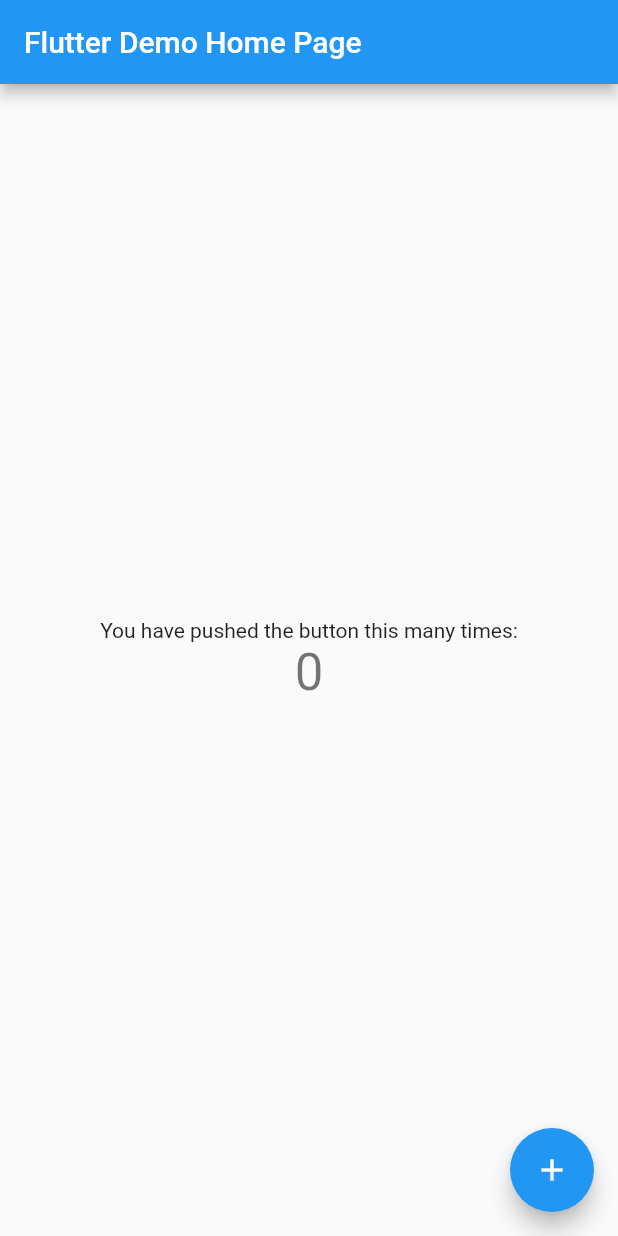
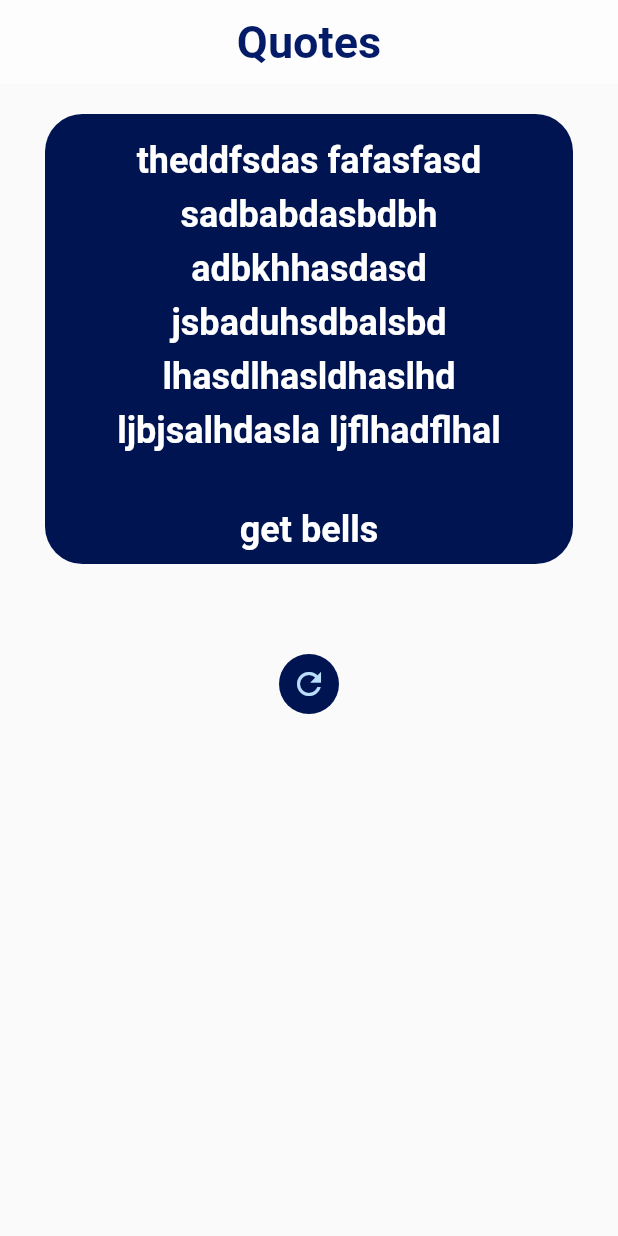
Before and after one commit to ahmedfikry24/Quotes-App, a Flutter app: the screen it shows after launch, on a phone screen of 412 x 824 dp. Run offline on Flutter 3.47's test engine with Material 2 defaults, Android fonts, the phone set to English and light mode, and no system bars; our stand-ins replace bloc, equatable; Roboto replaces fonts that are missing (cairo).

Commit message:
create presentation layer

```diff
--- /dev/null
+++ b/lib/config/app_theme.dart
@@ -0,0 +1,25 @@
+import 'package:flutter/material.dart';
+
+class AppTheme {
+  static ThemeData lightTheme = ThemeData(
+    appBarTheme: const AppBarTheme(
+      elevation: 0,
+      centerTitle: true,
+      titleTextStyle: TextStyle(
+        color: Color(0xFF041B68),
+        fontSize: 30,
+        fontFamily: 'cairo',
+        fontWeight: FontWeight.bold,
+      ),
+      backgroundColor: Colors.white54,
+    ),
+    textTheme: const TextTheme(
+      bodyText1: TextStyle(
+        color: Colors.white,
+        fontFamily: 'cairo',
+        fontSize: 24,
+        fontWeight: FontWeight.bold,
+      ),
+    ),
+  );
+}
--- /dev/null
+++ b/lib/features/random_qoutes/presentation/screens/home_page.dart
@@ -0,0 +1,68 @@
+import 'package:flutter/material.dart';
+
+class HomePage extends StatelessWidget {
+  const HomePage({super.key});
+
+  @override
+  Widget build(BuildContext context) {
+    return Scaffold(
+      appBar: AppBar(
+        title: const Text('Quotes'),
+      ),
+      body: Column(
+        children: [
+          Container(
+            height: 300,
+            width: double.infinity,
+            margin: const EdgeInsets.symmetric(horizontal: 30, vertical: 20),
+            decoration: const BoxDecoration(
+              color: Color(0xFF011452),
+              borderRadius: BorderRadius.all(Radius.circular(25)),
+            ),
+            child: Column(
+              crossAxisAlignment: CrossAxisAlignment.center,
+              children: [
+                Container(
+                  margin:
+                      const EdgeInsets.symmetric(vertical: 10, horizontal: 10),
+                  child: Text(
+                    'theddfsdas fafasfasd sadbabdasbdbh adbkhhasdasd jsbaduhsdbalsbd lhasdlhasldhaslhd ljbjsalhdasla ljflhadflhal ',
+                    style: Theme.of(context)
+                        .textTheme
+                        .bodyText1
+                        ?.copyWith(height: 1.5),
+                    textAlign: TextAlign.center,
+                  ),
+                ),
+                Container(
+                  margin:
+                      const EdgeInsets.symmetric(horizontal: 10, vertical: 20),
+                  child: Text(
+                    'get bells',
+                    style: Theme.of(context)
+                        .textTheme
+                        .bodyText1
+                        ?.copyWith(height: 1.5),
+                    textAlign: TextAlign.center,
+                  ),
+                ),
+              ],
+            ),
+          ),
+          Container(
+            margin: const EdgeInsets.symmetric(vertical: 40),
+            decoration: const BoxDecoration(
+              borderRadius: BorderRadius.all(Radius.circular(25)),
+            ),
+            child: CircleAvatar(
+              backgroundColor: const Color(0xFF011452),
+              radius: 20,
+              child:
+                  IconButton(onPressed: () {}, icon: const Icon(Icons.refresh)),
+            ),
+          ),
+        ],
+      ),
+    );
+  }
+}
--- a/lib/main.dart
+++ b/lib/main.dart
@@ -1,4 +1,6 @@
 import 'package:flutter/material.dart';
+import 'package:quotes_app/config/app_theme.dart';
+import 'package:quotes_app/features/random_qoutes/presentation/screens/home_page.dart';
 
 void main() {
   runApp(const MyApp());
@@ -7,91 +9,13 @@ void main() {
 class MyApp extends StatelessWidget {
   const MyApp({super.key});
 
-  // This widget is the root of your application.
   @override
   Widget build(BuildContext context) {
     return MaterialApp(
       title: 'Flutter Demo',
-      theme: ThemeData(
-        primarySwatch: Colors.blue,
-      ),
-      home: const MyHomePage(title: 'Flutter Demo Home Page'),
+      debugShowCheckedModeBanner: false,
+      theme: AppTheme.lightTheme,
+      home: const HomePage(),
     );
   }
 }
-
-class MyHomePage extends StatefulWidget {
-  const MyHomePage({super.key, required this.title});
-
-  final String title;
-
-  @override
-  State<MyHomePage> createState() => _MyHomePageState();
-}
-
-class _MyHomePageState extends State<MyHomePage> {
-  int _counter = 0;
-
-  void _incrementCounter() {
-    setState(() {
-      // This call to setState tells the Flutter framework that something has
-      // changed in this State, which causes it to rerun the build method below
-      // so that the display can reflect the updated values. If we changed
-      // _counter without calling setState(), then the build method would not be
-      // called again, and so nothing would appear to happen.
-      _counter++;
-    });
-  }
-
-  @override
-  Widget build(BuildContext context) {
-    // This method is rerun every time setState is called, for instance as done
-    // by the _incrementCounter method above.
-    //
-    // The Flutter framework has been optimized to make rerunning build methods
-    // fast, so that you can just rebuild anything that needs updating rather
-    // than having to individually change instances of widgets.
-    return Scaffold(
-      appBar: AppBar(
-        // Here we take the value from the MyHomePage object that was created by
-        // the App.build method, and use it to set our appbar title.
-        title: Text(widget.title),
-      ),
-      body: Center(
-        // Center is a layout widget. It takes a single child and positions it
-        // in the middle of the parent.
-        child: Column(
-          // Column is also a layout widget. It takes a list of children and
-          // arranges them vertically. By default, it sizes itself to fit its
-          // children horizontally, and tries to be as tall as its parent.
-          //
-          // Invoke "debug painting" (press "p" in the console, choose the
-          // "Toggle Debug Paint" action from the Flutter Inspector in Android
-          // Studio, or the "Toggle Debug Paint" command in Visual Studio Code)
-          // to see the wireframe for each widget.
-          //
-          // Column has various properties to control how it sizes itself and
-          // how it positions its children. Here we use mainAxisAlignment to
-          // center the children vertically; the main axis here is the vertical
-          // axis because Columns are vertical (the cross axis would be
-          // horizontal).
-          mainAxisAlignment: MainAxisAlignment.center,
-          children: <Widget>[
-            const Text(
-              'You have pushed the button this many times:',
-            ),
-            Text(
-              '$_counter',
-              style: Theme.of(context).textTheme.headline4,
-            ),
-          ],
-        ),
-      ),
-      floatingActionButton: FloatingActionButton(
-        onPressed: _incrementCounter,
-        tooltip: 'Increment',
-        child: const Icon(Icons.add),
-      ), // This trailing comma makes auto-formatting nicer for build methods.
-    );
-  }
-}
```
Also changed, not shown: pubspec.yaml (+13 -50 lines), assets/fonts/Cairo-Bold.ttf (added), assets/fonts/Cairo-Medium.ttf (added), assets/fonts/Cairo-Regular.ttf (added).
